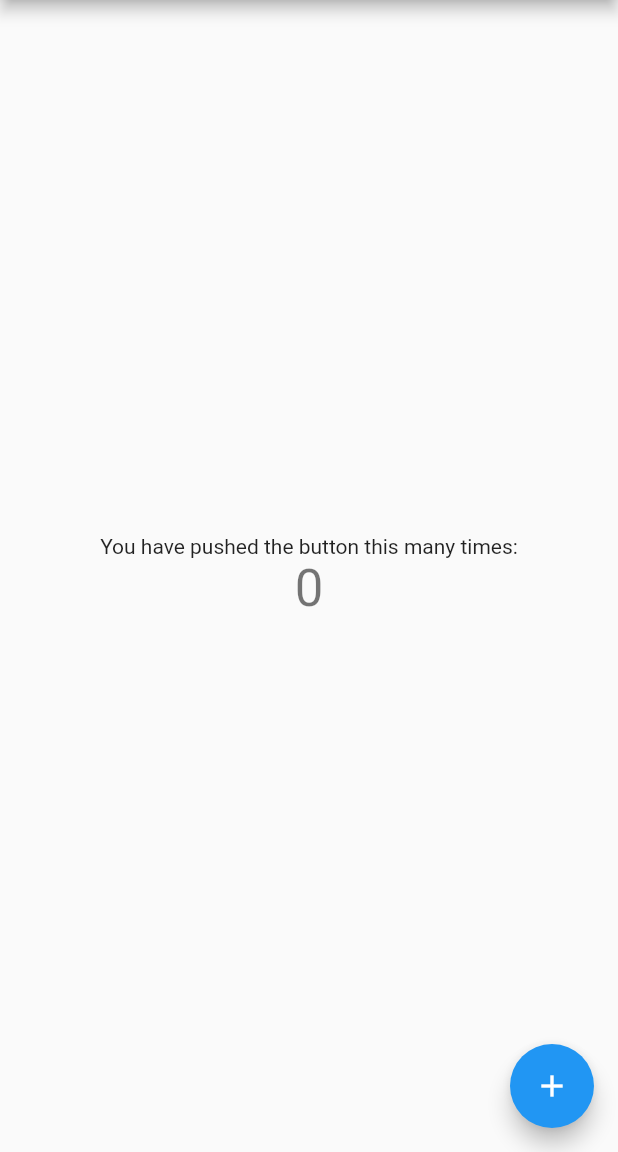
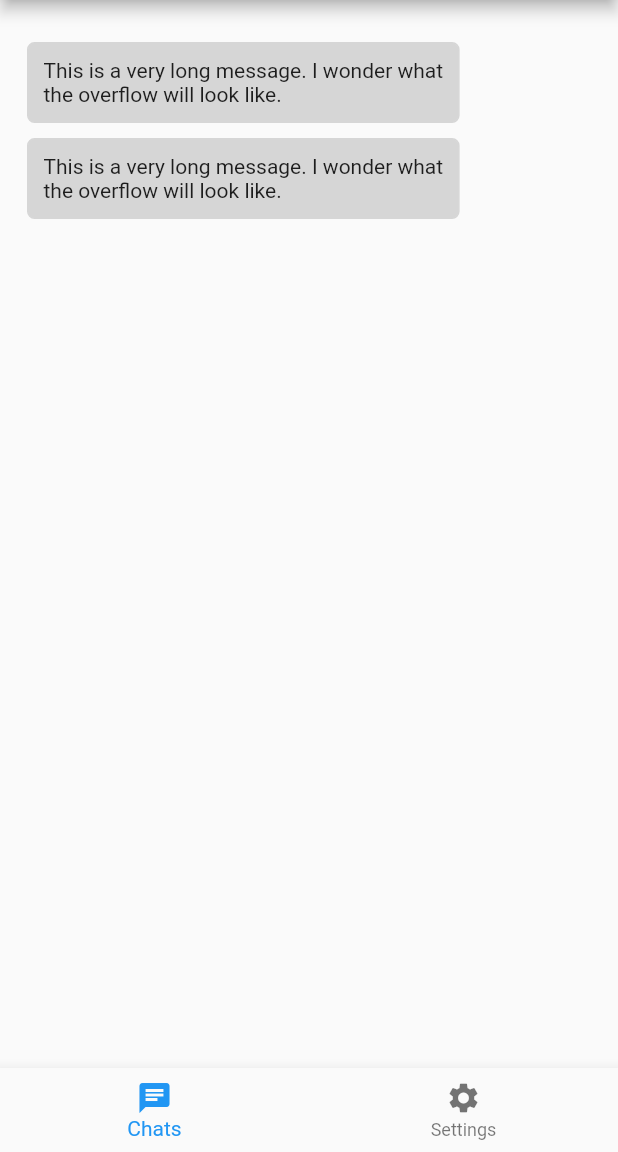
Before and after one commit to samkohlq/whatsup, a Flutter app: the screen it shows after launch, on a phone screen of 412 x 824 dp, the part 84-1236 px from its top. Run offline on Flutter 3.47's test engine with Material 2 defaults, Android fonts, the phone set to English and light mode, and no system bars.

Commit message:
create and add bottom_navbar, chats widgets

```diff
--- /dev/null
+++ b/lib/bottom_navbar.dart
@@ -0,0 +1,19 @@
+import 'package:flutter/material.dart';
+
+class BottomNavBar extends StatelessWidget {
+  @override
+  Widget build(BuildContext context) {
+    return BottomNavigationBar(
+      items: const <BottomNavigationBarItem>[
+        BottomNavigationBarItem(
+          icon: Icon(Icons.chat),
+          title: Text('Chats'),
+        ),
+        BottomNavigationBarItem(
+          icon: Icon(Icons.settings),
+          title: Text('Settings'),
+        ),
+      ],
+    );
+  }
+}
--- /dev/null
+++ b/lib/chats/chat_bubble.dart
@@ -0,0 +1,22 @@
+import 'package:flutter/material.dart';
+
+class ChatBubble extends StatelessWidget {
+  @override
+  Widget build(BuildContext context) {
+    return Align(
+        alignment: Alignment.topLeft,
+        child: Container(
+          width: MediaQuery.of(context).size.width * 0.7,
+          margin: const EdgeInsets.only(top: 10),
+          padding: const EdgeInsets.all(10),
+          decoration: BoxDecoration(
+              color: Colors.grey[350],
+              border: Border.all(
+                color: Colors.grey[350],
+              ),
+              borderRadius: BorderRadius.all(const Radius.circular(5))),
+          child: Text(
+              'This is a very long message. I wonder what the overflow will look like.'),
+        ));
+  }
+}
--- /dev/null
+++ b/lib/chats/chats.dart
@@ -0,0 +1,11 @@
+import 'package:flutter/material.dart';
+import 'package:whatsup/chats/chat_bubble.dart';
+
+class Chats extends StatelessWidget {
+  @override
+  Widget build(BuildContext context) {
+    return ListView(
+        padding: const EdgeInsets.all(18),
+        children: <Widget>[ChatBubble(), ChatBubble()]);
+  }
+}
--- a/lib/main.dart
+++ b/lib/main.dart
@@ -1,112 +1,24 @@
 import 'package:flutter/material.dart';
+import 'package:whatsup/bottom_navbar.dart';
+import 'package:whatsup/chats/chats.dart';
 import 'package:whatsup/constants.dart';
 
 void main() => runApp(MyApp());
 
 class MyApp extends StatelessWidget {
-  // This widget is the root of your application.
   @override
   Widget build(BuildContext context) {
     return MaterialApp(
       title: AppConstants.appName,
-      theme: ThemeData(
-        // This is the theme of your application.
-        //
-        // Try running your application with "flutter run". You'll see the
-        // application has a blue toolbar. Then, without quitting the app, try
-        // changing the primarySwatch below to Colors.green and then invoke
-        // "hot reload" (press "r" in the console where you ran "flutter run",
-        // or simply save your changes to "hot reload" in a Flutter IDE).
-        // Notice that the counter didn't reset back to zero; the application
-        // is not restarted.
-        primarySwatch: Colors.blue,
-      ),
-      home: MyHomePage(title: AppConstants.appName),
+      // home holds the widget to render for the default route of the app
+      home: Scaffold(
+          appBar: AppBar(
+            title: Text(AppConstants.appName),
+          ),
+          body: Center(
+            child: Chats(),
+          ),
+          bottomNavigationBar: BottomNavBar()),
     );
   }
 }
-
-class MyHomePage extends StatefulWidget {
-  MyHomePage({Key key, this.title}) : super(key: key);
-
-  // This widget is the home page of your application. It is stateful, meaning
-  // that it has a State object (defined below) that contains fields that affect
-  // how it looks.
-
-  // This class is the configuration for the state. It holds the values (in this
-  // case the title) provided by the parent (in this case the App widget) and
-  // used by the build method of the State. Fields in a Widget subclass are
-  // always marked "final".
-
-  final String title;
-
-  @override
-  _MyHomePageState createState() => _MyHomePageState();
-}
-
-class _MyHomePageState extends State<MyHomePage> {
-  int _counter = 0;
-
-  void _incrementCounter() {
-    setState(() {
-      // This call to setState tells the Flutter framework that something has
-      // changed in this State, which causes it to rerun the build method below
-      // so that the display can reflect the updated values. If we changed
-      // _counter without calling setState(), then the build method would not be
-      // called again, and so nothing would appear to happen.
-      _counter++;
-    });
-  }
-
-  @override
-  Widget build(BuildContext context) {
-    // This method is rerun every time setState is called, for instance as done
-    // by the _incrementCounter method above.
-    //
-    // The Flutter framework has been optimized to make rerunning build methods
-    // fast, so that you can just rebuild anything that needs updating rather
-    // than having to individually change instances of widgets.
-    return Scaffold(
-      appBar: AppBar(
-        // Here we take the value from the MyHomePage object that was created by
-        // the App.build method, and use it to set our appbar title.
-        title: Text(widget.title),
-      ),
-      body: Center(
-        // Center is a layout widget. It takes a single child and positions it
-        // in the middle of the parent.
-        child: Column(
-          // Column is also a layout widget. It takes a list of children and
-          // arranges them vertically. By default, it sizes itself to fit its
-          // children horizontally, and tries to be as tall as its parent.
-          //
-          // Invoke "debug painting" (press "p" in the console, choose the
-          // "Toggle Debug Paint" action from the Flutter Inspector in Android
-          // Studio, or the "Toggle Debug Paint" command in Visual Studio Code)
-          // to see the wireframe for each widget.
-          //
-          // Column has various properties to control how it sizes itself and
-          // how it positions its children. Here we use mainAxisAlignment to
-          // center the children vertically; the main axis here is the vertical
-          // axis because Columns are vertical (the cross axis would be
-          // horizontal).
-          mainAxisAlignment: MainAxisAlignment.center,
-          children: <Widget>[
-            Text(
-              'You have pushed the button this many times:',
-            ),
-            Text(
-              '$_counter',
-              style: Theme.of(context).textTheme.display1,
-            ),
-          ],
-        ),
-      ),
-      floatingActionButton: FloatingActionButton(
-        onPressed: _incrementCounter,
-        tooltip: 'Increment',
-        child: Icon(Icons.add),
-      ), // This trailing comma makes auto-formatting nicer for build methods.
-    );
-  }
-}
```
